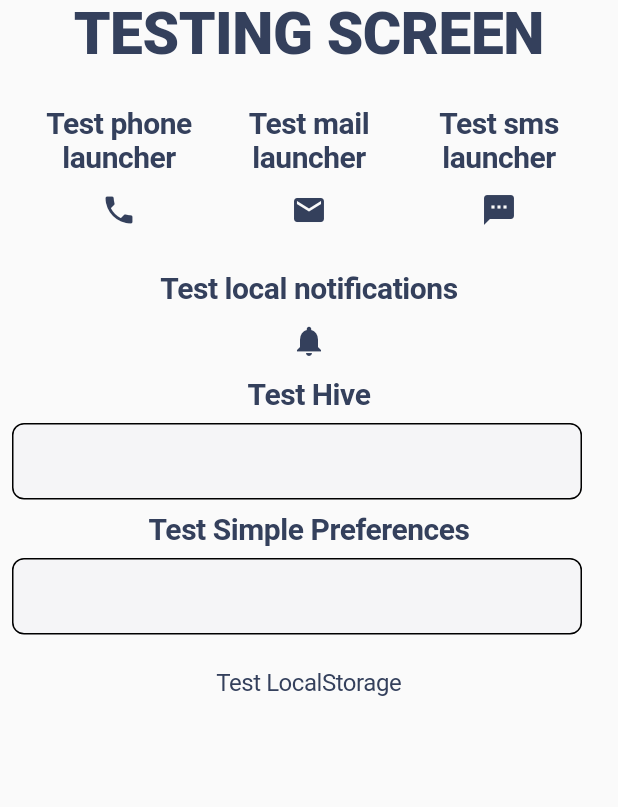
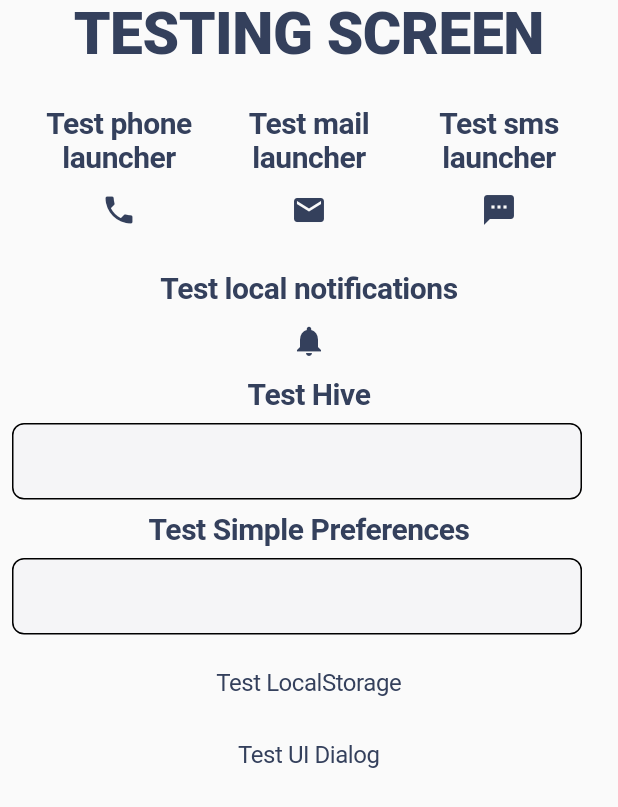
Before and after one commit to Bojki96/BDApp-contact-info, a Flutter app: the screen it shows after launch, on a phone screen of 412 x 824 dp. Shown: the top 807 px of the screen. Run offline on Flutter 3.47's test engine with Material 2 defaults, Android fonts, the light colour scheme and no system bars; our stand-ins replace cached_network_image, device_preview, dio, flutter_dotenv, flutter_local_notifications, freezed_annotation and 7 more; accounts and stored records are empty.

Commit message:
custom dialog added

```diff
--- a/lib/local_storage/hive/local_storage.dart
+++ b/lib/local_storage/hive/local_storage.dart
@@ -12,10 +12,6 @@ class LocalStorage {
     for (int index = 0; index < adapters.length; index++) {
       Hive.registerAdapter(adapters[index]);
     }
-  }
-
-  static close() async {
-    await Hive.close();
   }
 
   static Future put(
@@ -33,6 +29,37 @@ class LocalStorage {
     return Hive.box(boxName).get(key);
   }
 
+  static close() async {
+    await Hive.close();
+  }
+
+  static delete({
+    required String boxName,
+    required final key,
+  }) {
+    Hive.box(boxName).delete(key);
+  }
+
+  static deleteAt({
+    required String boxName,
+    required int index,
+  }) {
+    Hive.box(boxName).deleteAt(index);
+  }
+
+  static deleteAll({
+    required String boxName,
+    required final List keys,
+  }) {
+    Hive.box(boxName).deleteAll(keys);
+  }
+
+  static deleteFromDisk(
+    String boxName,
+  ) {
+    Hive.box(boxName).deleteFromDisk();
+  }
+
   static keysPreview(String boxName) {
     print(Hive.box(boxName).keys);
   }
--- a/lib/screens/testing_screen.dart
+++ b/lib/screens/testing_screen.dart
@@ -4,6 +4,8 @@ import 'package:flutter_template/local_storage/hive/local_storage_box.dart';
 import 'package:flutter_template/local_storage/simple_preferences.dart';
 import 'package:flutter_template/notifications/local_notifications.dart';
 import 'package:flutter_template/typography.dart';
+import 'package:flutter_template/ui_components/custom_dialog.dart';
+import 'package:flutter_template/ui_components/dialog.dart';
 import 'package:flutter_template/utils/launch.dart';
 
 class TestingScreen extends StatefulWidget {
@@ -152,6 +154,16 @@ class _TestingScreenState extends State<TestingScreen> {
     );
   }
 
+  Widget _buildDialogTest() {
+    return TextButton(
+      onPressed: () => showUIDialog(
+        context,
+        child: const CustomDialog(),
+      ),
+      child: TextType.p1('Test UI Dialog'),
+    );
+  }
+
   @override
   Widget build(BuildContext context) {
     return SafeArea(
@@ -164,6 +176,7 @@ class _TestingScreenState extends State<TestingScreen> {
           ),
           _buildLocalNotificationTest(),
           _buildLocalStorageTest(),
+          _buildDialogTest(),
         ],
       ),
     );
```
Also changed, not shown: lib/ui_components/custom_dialog.dart (added, +35 -0 lines), lib/ui_components/dialog.dart (+71 -1 lines).
